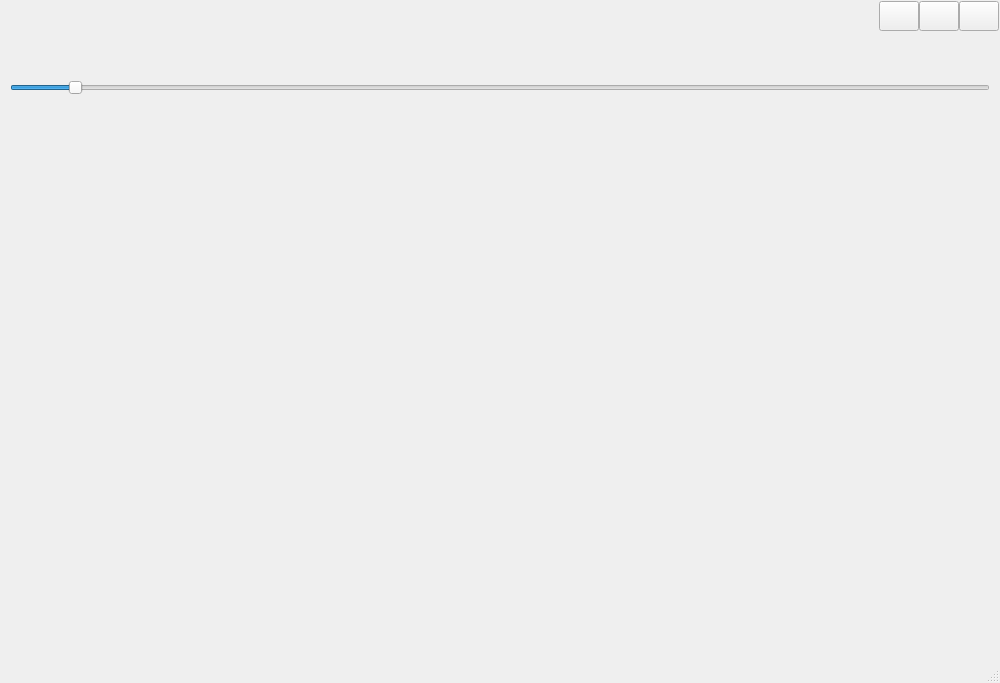
This is tbsui.ui in MauricePong/TBSNetDVBSetting as Qt 5 draws it before an edit. The edited form follows.
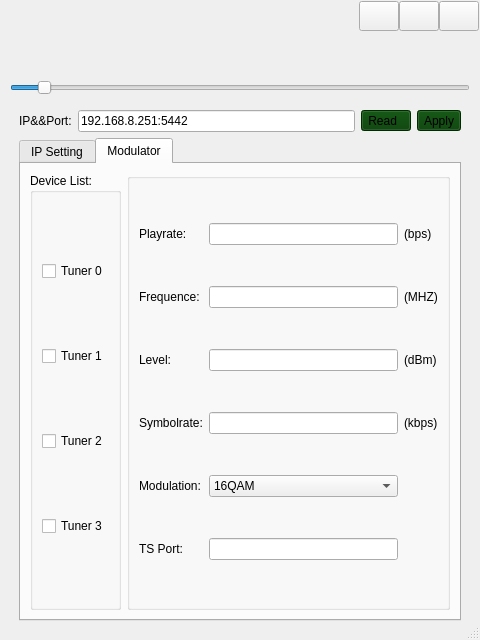
This is the edited form. The open tabs and pages were chosen to show the change.

Patch:
```diff
--- a/tbsui.ui
+++ b/tbsui.ui
@@ -6,8 +6,8 @@
    <rect>
     <x>0</x>
     <y>0</y>
-    <width>1000</width>
-    <height>683</height>
+    <width>480</width>
+    <height>640</height>
    </rect>
   </property>
   <property name="sizePolicy">
@@ -250,6 +250,393 @@
      </property>
      <widget class="QWidget" name="page2">
       <layout class="QGridLayout" name="gridLayout_4">
+       <item row="1" column="0">
+        <widget class="QWidget" name="UpdateWdiget" native="true">
+         <property name="enabled">
+          <bool>true</bool>
+         </property>
+         <property name="sizePolicy">
+          <sizepolicy hsizetype="Expanding" vsizetype="Expanding">
+           <horstretch>0</horstretch>
+           <verstretch>0</verstretch>
+          </sizepolicy>
+         </property>
+         <layout class="QGridLayout" name="gridLayout_6">
+          <item row="1" column="0">
+           <widget class="QLabel" name="label_14">
+            <property name="text">
+             <string>IP&amp;&amp;Port:</string>
+            </property>
+           </widget>
+          </item>
+          <item row="1" column="1">
+           <widget class="QLineEdit" name="lin_IPPort">
+            <property name="text">
+             <string>192.168.8.251:5442</string>
+            </property>
+            <property name="placeholderText">
+             <string>192.168.1.188:5442</string>
+            </property>
+           </widget>
+          </item>
+          <item row="1" column="3">
+           <widget class="QToolButton" name="too_Apply">
+            <property name="styleSheet">
+             <string notr="true">background-color: rgb(0, 60, 0);</string>
+            </property>
+            <property name="text">
+             <string>Apply</string>
+            </property>
+           </widget>
+          </item>
+          <item row="2" column="0" colspan="4">
+           <widget class="QTabWidget" name="tw_Set">
+            <property name="currentIndex">
+             <number>0</number>
+            </property>
+            <widget class="QWidget" name="tab_IPSetting">
+             <property name="accessibleDescription">
+              <string/>
+             </property>
+             <attribute name="title">
+              <string>IP Setting</string>
+             </attribute>
+             <layout class="QGridLayout" name="gridLayout_7">
+              <item row="2" column="0" colspan="2">
+               <widget class="QGroupBox" name="groupBox_3">
+                <property name="title">
+                 <string/>
+                </property>
+                <layout class="QGridLayout" name="gridLayout">
+                 <item row="0" column="0">
+                  <widget class="QCheckBox" name="che_dhcp">
+                   <property name="sizePolicy">
+                    <sizepolicy hsizetype="Fixed" vsizetype="Fixed">
+                     <horstretch>0</horstretch>
+                     <verstretch>0</verstretch>
+                    </sizepolicy>
+                   </property>
+                   <property name="text">
+                    <string>DHCP</string>
+                   </property>
+                  </widget>
+                 </item>
+                 <item row="1" column="1">
+                  <widget class="QLineEdit" name="lin_LIP">
+                   <property name="accessibleDescription">
+                    <string/>
+                   </property>
+                   <property name="placeholderText">
+                    <string>192.168.1.188</string>
+                   </property>
+                  </widget>
+                 </item>
+                 <item row="1" column="0">
+                  <widget class="QLabel" name="label">
+                   <property name="text">
+                    <string>Local IP:</string>
+                   </property>
+                  </widget>
+                 </item>
+                 <item row="2" column="0">
+                  <widget class="QLabel" name="label_2">
+                   <property name="text">
+                    <string>Local port:</string>
+                   </property>
+                  </widget>
+                 </item>
+                 <item row="2" column="1">
+                  <widget class="QLineEdit" name="lin_Lport">
+                   <property name="placeholderText">
+                    <string>5442</string>
+                   </property>
+                  </widget>
+                 </item>
+                 <item row="4" column="1">
+                  <widget class="QLineEdit" name="lin_Gateway">
+                   <property name="placeholderText">
+                    <string>192.168.1.1</string>
+                   </property>
+                  </widget>
+                 </item>
+                 <item row="3" column="1">
+                  <widget class="QLineEdit" name="Lin_Netmask">
+                   <property name="placeholderText">
+                    <string>255.255.255.0</string>
+                   </property>
+                  </widget>
+                 </item>
+                 <item row="3" column="0">
+                  <widget class="QLabel" name="label_3">
+                   <property name="text">
+                    <string>Netmask:</string>
+                   </property>
+                  </widget>
+                 </item>
+                 <item row="4" column="0">
+                  <widget class="QLabel" name="label_4">
+                   <property name="text">
+                    <string>gateway:</string>
+                   </property>
+                  </widget>
+                 </item>
+                </layout>
+               </widget>
+              </item>
+             </layout>
+            </widget>
+            <widget class="QWidget" name="tab_KidSetting">
+             <attribute name="title">
+              <string>Modulator</string>
+             </attribute>
+             <layout class="QGridLayout" name="gridLayout_3">
+              <item row="0" column="0">
+               <widget class="QGroupBox" name="gbox_Tuners">
+                <property name="title">
+                 <string>Device List:</string>
+                </property>
+                <property name="checkable">
+                 <bool>false</bool>
+                </property>
+                <layout class="QVBoxLayout" name="verticalLayout_2">
+                 <item>
+                  <widget class="QCheckBox" name="che_t0">
+                   <property name="enabled">
+                    <bool>true</bool>
+                   </property>
+                   <property name="text">
+                    <string>Tuner 0</string>
+                   </property>
+                   <property name="checked">
+                    <bool>false</bool>
+                   </property>
+                  </widget>
+                 </item>
+                 <item>
+                  <widget class="QCheckBox" name="che_t1">
+                   <property name="text">
+                    <string>Tuner 1</string>
+                   </property>
+                  </widget>
+                 </item>
+                 <item>
+                  <widget class="QCheckBox" name="che_t2">
+                   <property name="enabled">
+                    <bool>true</bool>
+                   </property>
+                   <property name="text">
+                    <string>Tuner 2</string>
+                   </property>
+                  </widget>
+                 </item>
+                 <item>
+                  <widget class="QCheckBox" name="che_t3">
+                   <property name="text">
+                    <string>Tuner 3</string>
+                   </property>
+                  </widget>
+                 </item>
+                </layout>
+               </widget>
+              </item>
+              <item row="0" column="1">
+               <widget class="QGroupBox" name="groupBox_2">
+                <property name="title">
+                 <string/>
+                </property>
+                <layout class="QGridLayout" name="gridLayout_5">
+                 <item row="3" column="2">
+                  <widget class="QLabel" name="label_13">
+                   <property name="sizePolicy">
+                    <sizepolicy hsizetype="Preferred" vsizetype="Fixed">
+                     <horstretch>0</horstretch>
+                     <verstretch>0</verstretch>
+                    </sizepolicy>
+                   </property>
+                   <property name="text">
+                    <string>(dBm)</string>
+                   </property>
+                  </widget>
+                 </item>
+                 <item row="5" column="0">
+                  <widget class="QLabel" name="label_5">
+                   <property name="sizePolicy">
+                    <sizepolicy hsizetype="Preferred" vsizetype="Fixed">
+                     <horstretch>0</horstretch>
+                     <verstretch>0</verstretch>
+                    </sizepolicy>
+                   </property>
+                   <property name="text">
+                    <string>Modulation:</string>
+                   </property>
+                  </widget>
+                 </item>
+                 <item row="2" column="2">
+                  <widget class="QLabel" name="label_12">
+                   <property name="sizePolicy">
+                    <sizepolicy hsizetype="Preferred" vsizetype="Fixed">
+                     <horstretch>0</horstretch>
+                     <verstretch>0</verstretch>
+                    </sizepolicy>
+                   </property>
+                   <property name="text">
+                    <string>(MHZ)</string>
+                   </property>
+                  </widget>
+                 </item>
+                 <item row="1" column="1">
+                  <widget class="QLineEdit" name="lin_Pla">
+                   <property name="readOnly">
+                    <bool>true</bool>
+                   </property>
+                  </widget>
+                 </item>
+                 <item row="5" column="1">
+                  <widget class="QComboBox" name="com_Modulation">
+                   <item>
+                    <property name="text">
+                     <string>16QAM</string>
+                    </property>
+                   </item>
+                   <item>
+                    <property name="text">
+                     <string>32QAM</string>
+                    </property>
+                   </item>
+                   <item>
+                    <property name="text">
+                     <string>64QAM</string>
+                    </property>
+                   </item>
+                   <item>
+                    <property name="text">
+                     <string>128QAM</string>
+                    </property>
+                   </item>
+                   <item>
+                    <property name="text">
+                     <string>256QAM</string>
+                    </property>
+                   </item>
+                  </widget>
+                 </item>
+                 <item row="2" column="0">
+                  <widget class="QLabel" name="label_9">
+                   <property name="sizePolicy">
+                    <sizepolicy hsizetype="Preferred" vsizetype="Fixed">
+                     <horstretch>0</horstretch>
+                     <verstretch>0</verstretch>
+                    </sizepolicy>
+                   </property>
+                   <property name="text">
+                    <string>Frequence:</string>
+                   </property>
+                  </widget>
+                 </item>
+                 <item row="3" column="1">
+                  <widget class="QLineEdit" name="lin_Lev"/>
+                 </item>
+                 <item row="2" column="1">
+                  <widget class="QLineEdit" name="lin_Fre"/>
+                 </item>
+                 <item row="1" column="0">
+                  <widget class="QLabel" name="label_7">
+                   <property name="sizePolicy">
+                    <sizepolicy hsizetype="Preferred" vsizetype="Fixed">
+                     <horstretch>0</horstretch>
+                     <verstretch>0</verstretch>
+                    </sizepolicy>
+                   </property>
+                   <property name="text">
+                    <string>Playrate:</string>
+                   </property>
+                  </widget>
+                 </item>
+                 <item row="3" column="0">
+                  <widget class="QLabel" name="label_8">
+                   <property name="sizePolicy">
+                    <sizepolicy hsizetype="Preferred" vsizetype="Fixed">
+                     <horstretch>0</horstretch>
+                     <verstretch>0</verstretch>
+                    </sizepolicy>
+                   </property>
+                   <property name="text">
+                    <string>Level:</string>
+                   </property>
+                  </widget>
+                 </item>
+                 <item row="4" column="0">
+                  <widget class="QLabel" name="label_6">
+                   <property name="sizePolicy">
+                    <sizepolicy hsizetype="Preferred" vsizetype="Fixed">
+                     <horstretch>0</horstretch>
+                     <verstretch>0</verstretch>
+                    </sizepolicy>
+                   </property>
+                   <property name="text">
+                    <string>Symbolrate:</string>
+                   </property>
+                  </widget>
+                 </item>
+                 <item row="4" column="1">
+                  <widget class="QLineEdit" name="lin_Sym"/>
+                 </item>
+                 <item row="1" column="2">
+                  <widget class="QLabel" name="label_11">
+                   <property name="sizePolicy">
+                    <sizepolicy hsizetype="Preferred" vsizetype="Fixed">
+                     <horstretch>0</horstretch>
+                     <verstretch>0</verstretch>
+                    </sizepolicy>
+                   </property>
+                   <property name="text">
+                    <string>(bps)</string>
+                   </property>
+                  </widget>
+                 </item>
+                 <item row="4" column="2">
+                  <widget class="QLabel" name="label_10">
+                   <property name="sizePolicy">
+                    <sizepolicy hsizetype="Preferred" vsizetype="Fixed">
+                     <horstretch>0</horstretch>
+                     <verstretch>0</verstretch>
+                    </sizepolicy>
+                   </property>
+                   <property name="text">
+                    <string>(kbps)</string>
+                   </property>
+                  </widget>
+                 </item>
+                 <item row="6" column="1">
+                  <widget class="QLineEdit" name="lin_TSPort"/>
+                 </item>
+                 <item row="6" column="0">
+                  <widget class="QLabel" name="label_15">
+                   <property name="text">
+                    <string>TS Port:</string>
+                   </property>
+                  </widget>
+                 </item>
+                </layout>
+               </widget>
+              </item>
+             </layout>
+            </widget>
+           </widget>
+          </item>
+          <item row="1" column="2">
+           <widget class="QToolButton" name="too_Read">
+            <property name="styleSheet">
+             <string notr="true">background-color: rgb(0, 60, 0);</string>
+            </property>
+            <property name="text">
+             <string>Read  </string>
+            </property>
+           </widget>
+          </item>
+         </layout>
+        </widget>
+       </item>
        <item row="0" column="0">
         <widget class="QSlider" name="sli_H">
          <property name="sizePolicy">
@@ -275,20 +662,6 @@
          </property>
         </widget>
        </item>
-       <item row="1" column="0">
-        <widget class="QWidget" name="UpdateWdiget" native="true">
-         <property name="enabled">
-          <bool>true</bool>
-         </property>
-         <property name="sizePolicy">
-          <sizepolicy hsizetype="Expanding" vsizetype="Expanding">
-           <horstretch>0</horstretch>
-           <verstretch>0</verstretch>
-          </sizepolicy>
-         </property>
-         <layout class="QGridLayout" name="gridLayout" columnstretch="0"/>
-        </widget>
-       </item>
       </layout>
      </widget>
     </widget>
```
Left out of the diff: 156 changed lines with no effect on the pictures.
